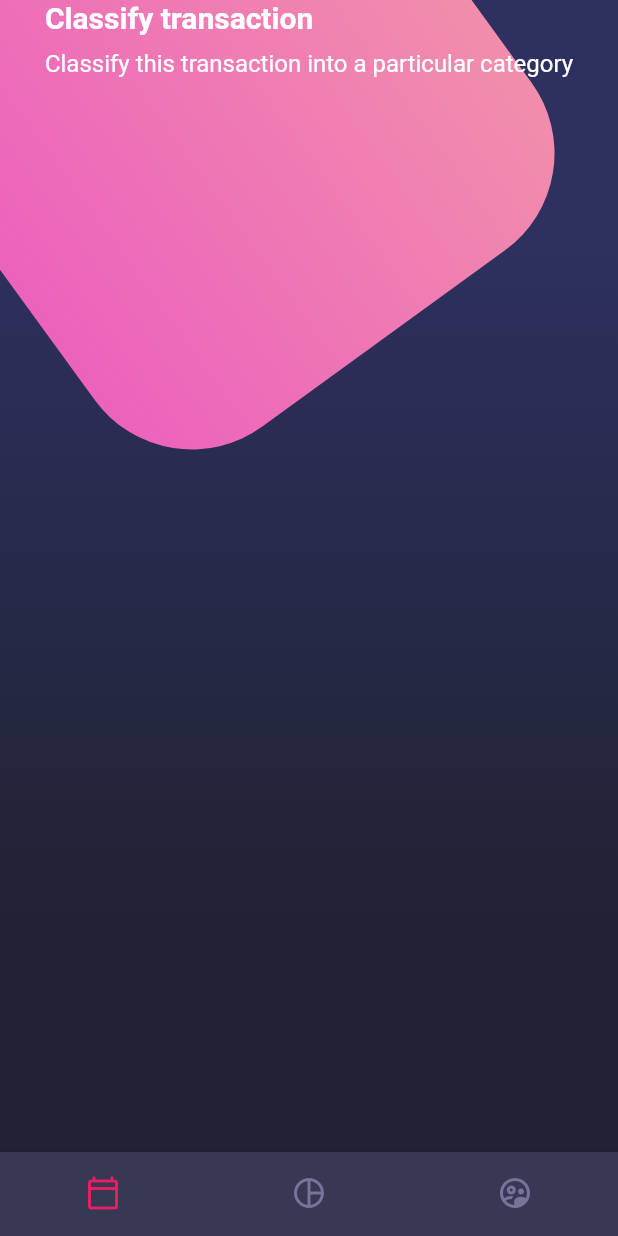
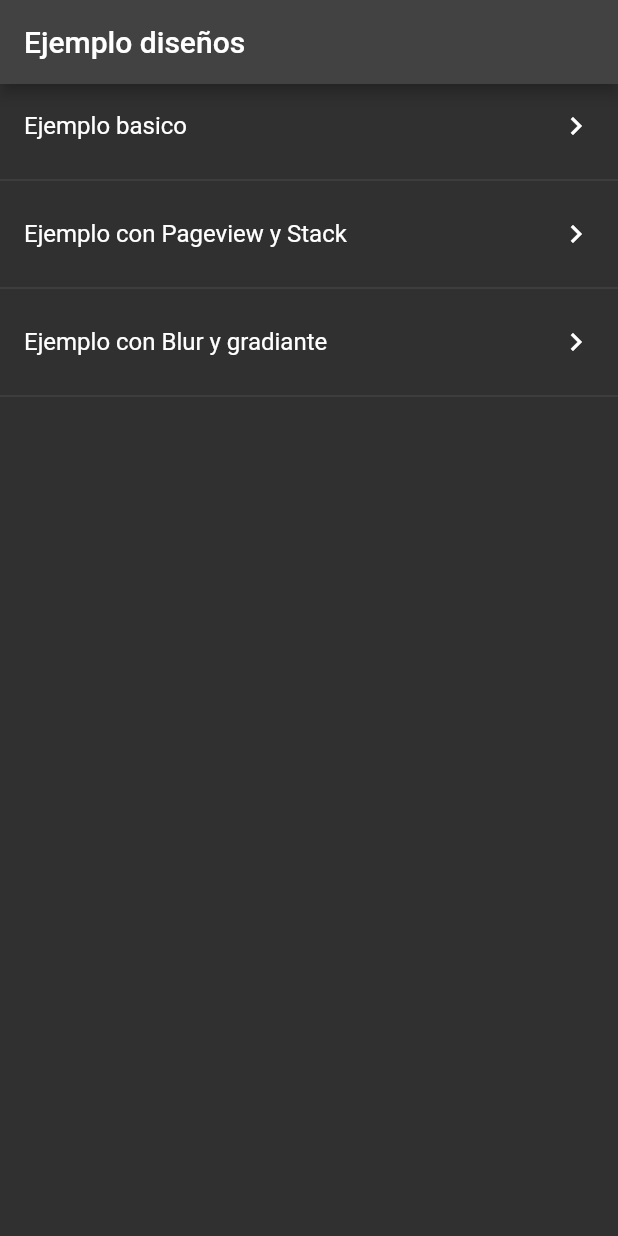
Before and after one commit to RoHeTT17/disenos, a Flutter app: the screen it shows after launch, on a phone screen of 412 x 824 dp. Run offline on Flutter 3.47's test engine with Material 2 defaults, Android fonts, the phone set to English and light mode, and no system bars.

Commit message:
179004
Termina practica y se agrega menú para ver los ejemplos de diseños

```diff
--- /dev/null
+++ b/data/menu.json
@@ -0,0 +1,22 @@
+{
+    "nombreApp" : "Diseños",
+    "rutas" : [
+        {
+            "ruta" : "basic",
+            "icon" : "add_alert",
+            "texto": "Ejemplo basico"
+        },
+        {
+            "ruta" : "scroll",
+            "icon" : "accessibility",
+            "texto": "Ejemplo con Pageview y Stack"
+        },
+        {
+            "ruta" : "blur",
+            "icon" : "folder_open",
+            "texto": "Ejemplo con Blur y gradiante"
+        }
+
+
+    ]
+}
--- a/lib/main.dart
+++ b/lib/main.dart
@@ -1,8 +1,9 @@
+import 'package:disenos/src/routes/routes.dart';
 import 'package:flutter/material.dart';
 
-import 'package:disenos/screens/basic_design.dart';
+/*import 'package:disenos/screens/basic_design.dart';
 import 'package:disenos/screens/home_design.dart';
-import 'package:disenos/screens/scroll_design.dart';
+import 'package:disenos/screens/scroll_design.dart';*/
 import 'package:flutter/services.dart';
 
 void main() => runApp(MyApp());
@@ -16,13 +17,18 @@ class MyApp extends StatelessWidget {
 
     return MaterialApp(
       debugShowCheckedModeBanner: false,
+      theme: ThemeData.dark(),
       title: 'Material App',
+      initialRoute: "R",
+      routes: getScreen()
+      /*
+      Agregue el archivo routes para mostrar todos los diseños
       initialRoute: "home_design",
       routes: {
         "basic_design"   : (BuildContext context) => BasicDesignScreen(),
         "scroll_design"  : ( _ )                  => ScrollScreen(),
         "home_design"    : ( _ )                  => HomeScreen()
-      },
+      },*/
     );
   }
 }
--- /dev/null
+++ b/lib/screens/home_app.dart
@@ -0,0 +1,99 @@
+import 'package:disenos/src/provider/menu_provider.dart';
+import 'package:flutter/material.dart';
+
+class HomeApp extends StatelessWidget {
+  //const HomeApp({Key? key}) : super(key: key);
+
+  @override
+  Widget build(BuildContext context) {
+    return Scaffold(
+      appBar: AppBar(
+        title: Text('Ejemplo diseños'),
+      ),
+
+      body: CrearBody(),
+    );
+  }
+}
+
+class CrearBody extends StatelessWidget {
+  //const CrearBody({ Key? key,}) : super(key: key);
+
+  @override
+  Widget build(BuildContext context) {
+    return FutureBuilder(
+      future: menuProvider.cargarMenu(),
+      initialData: [],
+      builder: (BuildContext context, AsyncSnapshot<dynamic> snapshot) {
+
+        return ListView(
+           children: _listaItems(snapshot.data, context)
+           //children:[crearOpciones(data: [snapshot.data],)]
+
+        );
+
+
+        },
+
+    );
+  }
+}
+
+List<Widget> _listaItems(List<dynamic>? data,BuildContext context) {
+
+    final List<Widget> opciones = [];
+
+    data?.forEach((element) {
+
+      final widgetTemp = ListTile(
+        title: Text(element['texto']),
+        //leading: getIcon(element['icon']),
+        trailing:  Icon(Icons.keyboard_arrow_right),
+        onTap: (){
+
+            Navigator.pushNamed(context, element['ruta']);
+        },
+
+      );
+
+      opciones..add(widgetTemp)
+              ..add(Divider());
+
+    });
+
+     return opciones;
+
+  }
+
+
+/*class crearOpciones extends StatelessWidget {
+
+  final List<dynamic> data;
+
+  const crearOpciones({Key? key, required this.data}) : super(key: key);
+
+  @override
+  Widget build(BuildContext context) {
+
+    final List<Widget> opciones = [];
+
+    this.data.forEach((json){
+
+        final opcMenu = ListTile(
+          title: Text(json['texto']),
+          //leading:
+          trailing: Icon(Icons.keyboard_arrow_right),
+          onTap: (){
+            Navigator.pushNamed(context, json['ruta']);
+          },
+        );
+
+      opciones..add(opcMenu)
+              ..add(Divider());
+    });
+
+    return Column(
+        children: opciones,
+    );
+  }
+}*/
--- a/lib/screens/scroll_design.dart
+++ b/lib/screens/scroll_design.dart
@@ -57,8 +57,9 @@ class Background extends StatelessWidget {
     return Container(
       color: Color(0xff30BAD6),
       height: double.infinity,
+      //width: double.infinity,
       alignment: Alignment.topCenter,
-      child: Image( image: AssetImage('assets/scroll-1.png'),));
+      child: Image( image: AssetImage('assets/scroll-1.png'), width: double.infinity,));
   }
 }
 
--- /dev/null
+++ b/lib/src/routes/routes.dart
@@ -0,0 +1,18 @@
+import 'package:disenos/screens/basic_design.dart';
+import 'package:disenos/screens/home_app.dart';
+import 'package:disenos/screens/home_design.dart';
+import 'package:disenos/screens/scroll_design.dart';
+import 'package:flutter/material.dart';
+
+Map<String, WidgetBuilder> getScreen(){
+
+  return <String, WidgetBuilder>{
+
+      'R'      : (BuildContext context) => HomeApp(),
+      'basic'  : (BuildContext context) => BasicDesignScreen(),
+      'scroll' : (BuildContext context) => ScrollScreen(),
+      'blur'   : (BuildContext context) => HomeScreen()
+
+  };
+
+}
--- a/pubspec.yaml
+++ b/pubspec.yaml
@@ -60,6 +60,7 @@ flutter:
   # To add assets to your application, add an assets section, like this:
   assets:
      - assets/
+     - data/
   #   - images/a_dot_ham.jpeg
 
   # An image asset can refer to one or more resolution-specific "variants", see
```
Also changed, not shown: lib/src/provider/menu_provider.dart (added, +27 -0 lines), lib/widgets/card_table.dart (+74 -4 lines).
